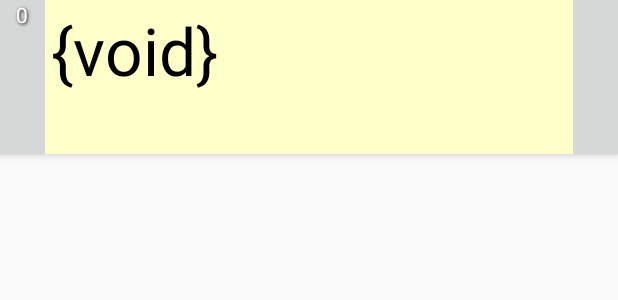
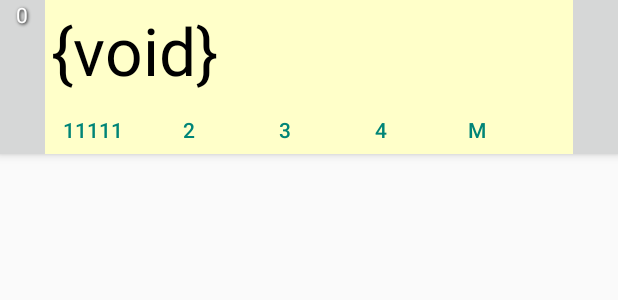
Before and after one commit to zyprex/SliceNote, an Android app: the layout slice_item.xml on its own in the app's theme, with its tools: preview values and no code run, on a phone screen of 412 x 824 dp. Shown: the top 300 px of the screen. Run offline under Robolectric (Android 15) with nearby library versions, the phone set to English and light mode, and no system bars.

Commit message:
F: clone slice

```diff
--- a/app/build.gradle
+++ b/app/build.gradle
@@ -16,7 +16,7 @@ android {
         minSdk 21
         targetSdk 32
         versionCode 1
-        versionName "2.2"
+        versionName "2.3"
 
         testInstrumentationRunner "androidx.test.runner.AndroidJUnitRunner"
     }
--- /dev/null
+++ b/app/src/main/res/drawable/baseline_copy_all_24.xml
@@ -0,0 +1,5 @@
+<vector android:height="24dp" android:tint="#FFFFFF"
+    android:viewportHeight="24" android:viewportWidth="24"
+    android:width="24dp" xmlns:android="http://schemas.android.com/apk/res/android">
+    <path android:fillColor="@android:color/white" android:pathData="M18,2H9C7.9,2 7,2.9 7,4v12c0,1.1 0.9,2 2,2h9c1.1,0 2,-0.9 2,-2V4C20,2.9 19.1,2 18,2zM18,16H9V4h9V16zM3,15v-2h2v2H3zM3,9.5h2v2H3V9.5zM10,20h2v2h-2V20zM3,18.5v-2h2v2H3zM5,22c-1.1,0 -2,-0.9 -2,-2h2V22zM8.5,22h-2v-2h2V22zM13.5,22L13.5,22l0,-2h2v0C15.5,21.1 14.6,22 13.5,22zM5,6L5,6l0,2H3v0C3,6.9 3.9,6 5,6z"/>
+</vector>
--- a/app/src/main/res/layout/slice_item.xml
+++ b/app/src/main/res/layout/slice_item.xml
@@ -4,14 +4,14 @@
     xmlns:app="http://schemas.android.com/apk/res-auto"
     android:layout_width="match_parent"
     android:layout_height="wrap_content"
-    android:minHeight="80dp"
-    android:layout_marginBottom="5dp"
+    android:layout_marginBottom="5sp"
     app:cardCornerRadius="0dp"
     app:cardElevation="4dp">
 
     <LinearLayout
         style="@style/cardViewStyle"
         android:orientation="horizontal"
+        android:minHeight="80sp"
         android:layout_width="match_parent"
         android:layout_height="wrap_content" >
         <TextView
@@ -31,6 +31,7 @@
         <LinearLayout
             android:layout_weight="1"
             android:orientation="vertical"
+            android:minHeight="80sp"
             android:layout_width="0dp"
             android:layout_height="wrap_content">
             <TextView
@@ -40,50 +41,50 @@
                 android:textIsSelectable="true"
                 android:textSize="44sp"
                 android:padding="4dp"
-                android:breakStrategy="balanced"
-                android:hyphenationFrequency="full"
+                android:breakStrategy="simple"
+                android:hyphenationFrequency="none"
                 android:layout_width="match_parent"
                 android:layout_height="match_parent"
-                android:minHeight="44dp"/>
+                android:minHeight="44sp"/>
             <LinearLayout
                 android:id="@+id/seqSelectLayout"
-                android:visibility="invisible"
+                android:visibility="visible"
                 android:layout_width="match_parent"
-                android:layout_height="36dp">
+                android:layout_height="36sp">
                 <Button
                     android:id="@+id/seqNumSetBtn1"
-                    android:text="1"
-                    android:layout_marginEnd="8dp"
-                    android:layout_width="36dp"
-                    android:layout_height="36dp"
+                    android:text="11111111"
+                    android:maxWidth="50sp"
+                    android:layout_width="wrap_content"
+                    android:layout_height="wrap_content"
                     style="?android:attr/buttonBarButtonStyle" />
                 <Button
                     android:id="@+id/seqNumSetBtn2"
                     android:text="2"
-                    android:layout_marginEnd="8dp"
-                    android:layout_width="36dp"
-                    android:layout_height="36dp"
+                    android:maxWidth="50sp"
+                    android:layout_width="wrap_content"
+                    android:layout_height="wrap_content"
                     style="?android:attr/buttonBarButtonStyle" />
                 <Button
                     android:id="@+id/seqNumSetBtn3"
                     android:text="3"
-                    android:layout_marginEnd="8dp"
-                    android:layout_width="36dp"
-                    android:layout_height="36dp"
+                    android:maxWidth="50sp"
+                    android:layout_width="wrap_content"
+                    android:layout_height="wrap_content"
                     style="?android:attr/buttonBarButtonStyle" />
                 <Button
                     android:id="@+id/seqNumSetBtn4"
                     android:text="4"
-                    android:layout_marginEnd="8dp"
-                    android:layout_width="36dp"
-                    android:layout_height="36dp"
+                    android:maxWidth="50sp"
+                    android:layout_width="wrap_content"
+                    android:layout_height="wrap_content"
                     style="?android:attr/buttonBarButtonStyle" />
                 <Button
                     android:id="@+id/seqNumSetBtn5"
                     android:text="M"
-                    android:layout_marginEnd="8dp"
-                    android:layout_width="36dp"
-                    android:layout_height="36dp"
+                    android:maxWidth="50sp"
+                    android:layout_width="wrap_content"
+                    android:layout_height="wrap_content"
                     style="?android:attr/buttonBarButtonStyle" />
             </LinearLayout>
         </LinearLayout>
--- a/app/src/main/res/values/strings.xml
+++ b/app/src/main/res/values/strings.xml
@@ -58,8 +58,12 @@
     <string name="created_time">created_time</string>
     <string name="modified_time">modified_time</string>
     <string name="save_change">Save Change</string>
-    <string name="changed">changed!</string>
+    <string name="save_and_clone">Save And Clone</string>
+    <string name="changed">Changed!</string>
     <string name="add">Add</string>
+    <string name="added">Added!</string>
+    <string name="clone">Clone</string>
+    <string name="cloned">Cloned!</string>
     <string name="group">group</string>
     <string name="front">front</string>
     <string name="back">back</string>
```
Also changed, not shown: app/src/main/java/com/zyprex/slicenote/Editor2Activity.kt (+5 -5 lines), app/src/main/java/com/zyprex/slicenote/EditorActivity.kt (+22 -13 lines), app/src/main/java/com/zyprex/slicenote/MainActivity.kt (+4 -19 lines), app/src/main/java/com/zyprex/slicenote/MainViewModel.kt (+3 -11 lines), app/src/main/java/com/zyprex/slicenote/SliceAdapter.kt (+16 -11 lines), 5 other files.
